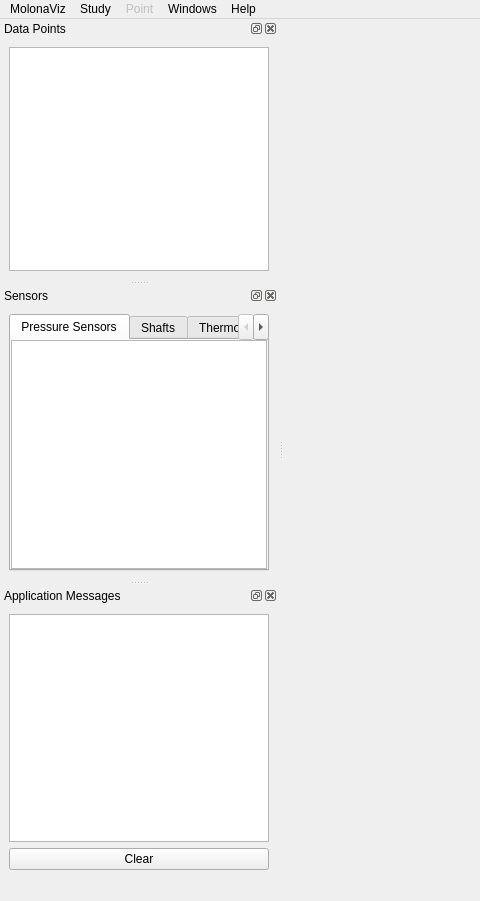
Old version of the form molonaviz/mainwindow.ui in the repository SandraClodion/projet_molonaviz; both pictures show x 0 to 480 and y 0 to 901 of the 1019 by 901 pixel window.
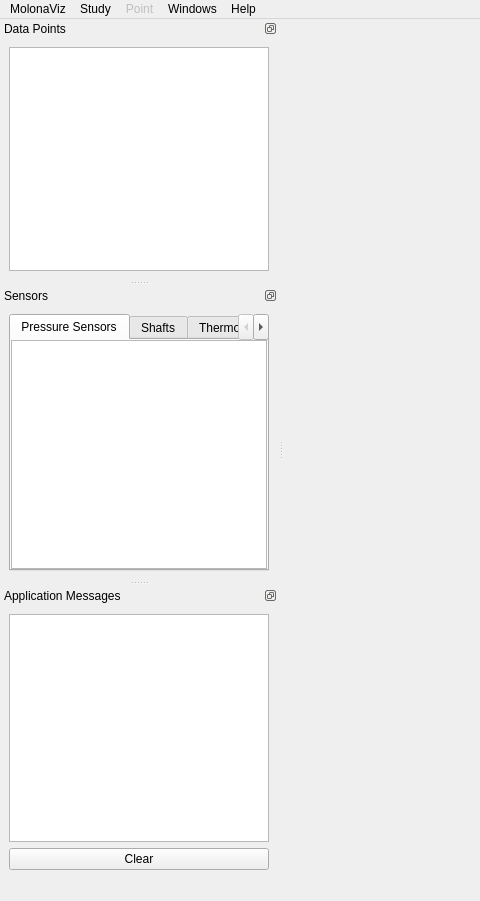
New version of the form.

```diff
--- a/molonaviz/mainwindow.ui
+++ b/molonaviz/mainwindow.ui
@@ -76,6 +76,9 @@
   </widget>
   <widget class="QStatusBar" name="statusbar"/>
   <widget class="QDockWidget" name="dockDataPoints">
+   <property name="features">
+    <set>QDockWidget::DockWidgetFloatable|QDockWidget::DockWidgetMovable</set>
+   </property>
    <property name="windowTitle">
     <string>Data Points</string>
    </property>
@@ -95,6 +98,9 @@
    </widget>
   </widget>
   <widget class="QDockWidget" name="dockSensors">
+   <property name="features">
+    <set>QDockWidget::DockWidgetFloatable|QDockWidget::DockWidgetMovable</set>
+   </property>
    <property name="allowedAreas">
     <set>Qt::AllDockWidgetAreas</set>
    </property>
@@ -192,6 +198,9 @@
    </widget>
   </widget>
   <widget class="QDockWidget" name="dockMessages">
+   <property name="features">
+    <set>QDockWidget::DockWidgetFloatable|QDockWidget::DockWidgetMovable</set>
+   </property>
    <property name="windowTitle">
     <string>Application Messages</string>
    </property>
```
